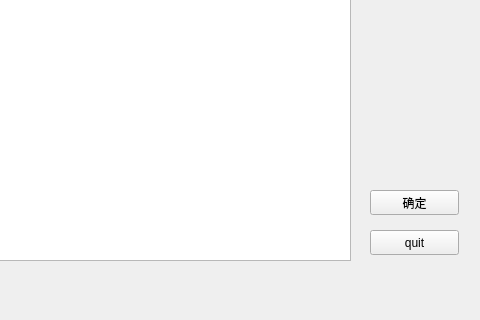
This is demo1/disease.ui in KeviaWang/work as Qt 5 draws it before an edit; both pictures show x 320 to 800 and y 280 to 600 of the 800 by 600 pixel window. The edited form follows.
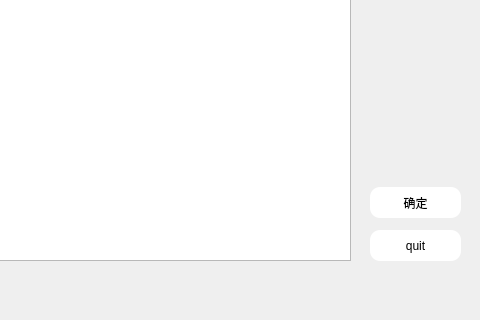
This is the edited form. Icons and pictures are not drawn.

The edit to the form file:
```diff
--- a/demo1/disease.ui
+++ b/demo1/disease.ui
@@ -13,15 +13,23 @@
   <property name="windowTitle">
    <string>Form</string>
   </property>
+  <property name="styleSheet">
+   <string notr="true">#disease{border-image: url(:/back/蓝色渐变.jpg);}</string>
+  </property>
   <widget class="QPushButton" name="pushButton">
    <property name="geometry">
     <rect>
      <x>690</x>
      <y>510</y>
-     <width>89</width>
-     <height>25</height>
+     <width>91</width>
+     <height>31</height>
     </rect>
    </property>
+   <property name="styleSheet">
+    <string notr="true">#pushButton{border-radius:10px;}
+#pushButton{background-color: rgb(255, 255, 255);}
+</string>
+   </property>
    <property name="text">
     <string>quit</string>
    </property>
@@ -40,11 +48,16 @@
    <property name="geometry">
     <rect>
      <x>690</x>
-     <y>470</y>
-     <width>89</width>
-     <height>25</height>
+     <y>467</y>
+     <width>91</width>
+     <height>31</height>
     </rect>
    </property>
+   <property name="styleSheet">
+    <string notr="true">#pushButton_2{border-radius:10px;}
+#pushButton_2{background-color: rgb(255, 255, 255);}
+</string>
+   </property>
    <property name="text">
     <string>确定</string>
    </property>
```
